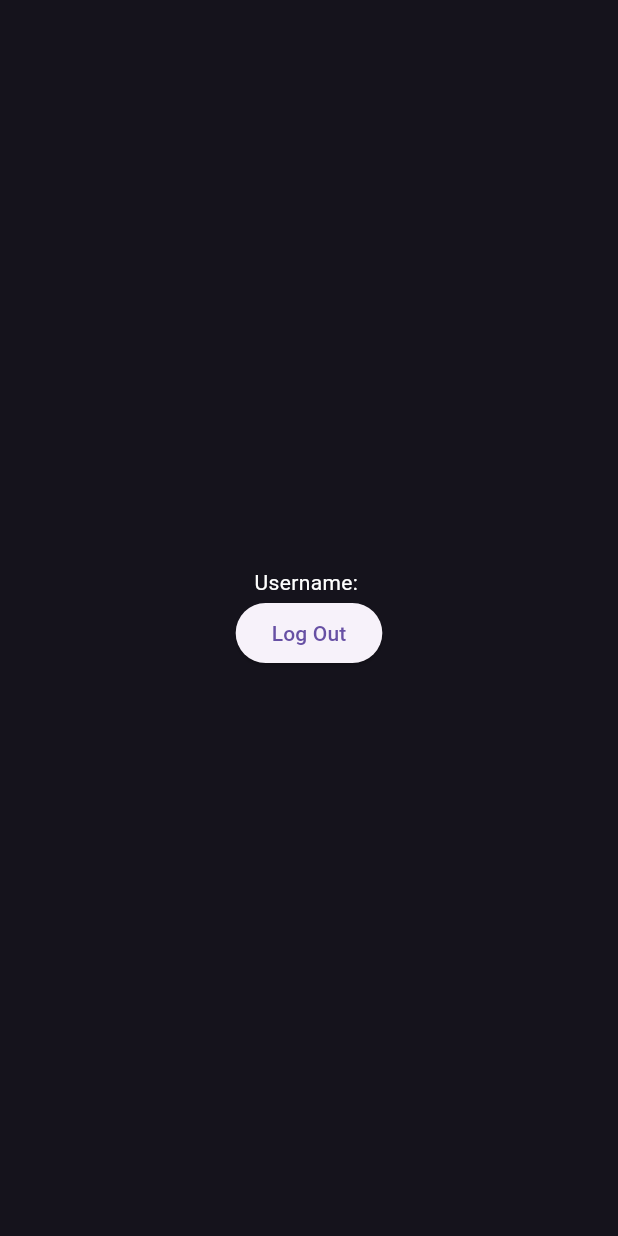
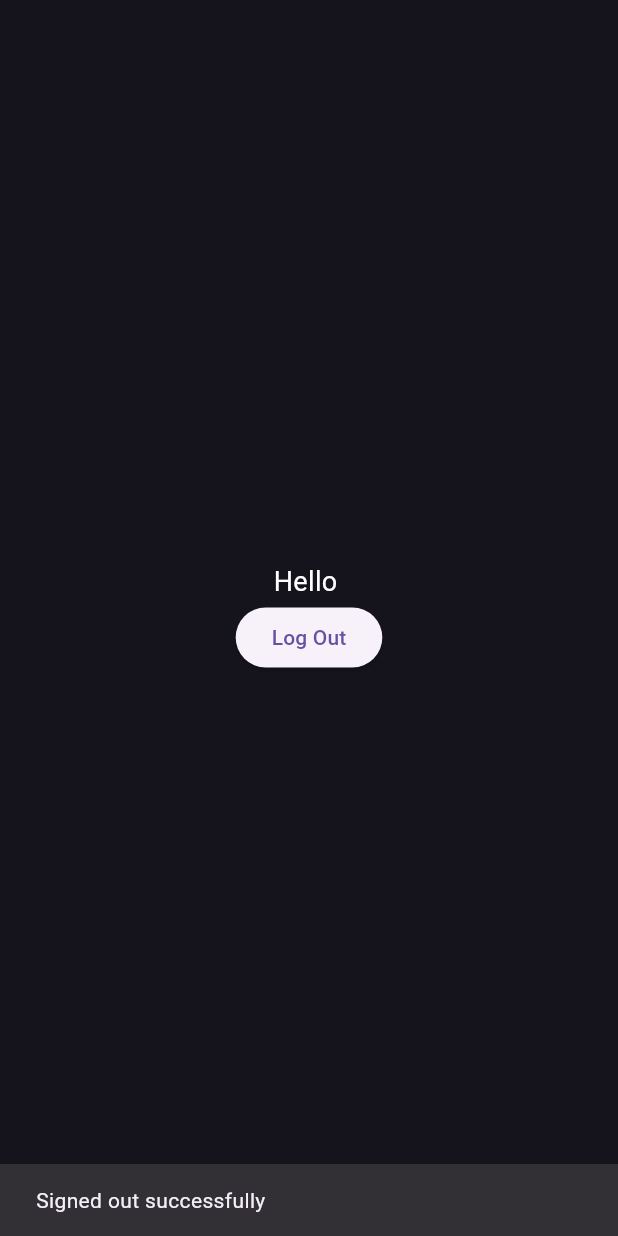
Before and after one commit to Sye0x/Step-Counter, a Flutter app: the screen it shows once a user with an empty profile is signed in, after a tap on "Log Out", on a phone screen of 412 x 824 dp. Run offline on Flutter 3.47's test engine with Material 3 defaults, Android fonts, the phone set to English and light mode, and no system bars; our stand-ins replace cloud_firestore, firebase_auth, firebase_core, flutter_screenutil, font_awesome_flutter, google_sign_in; accounts and stored records are empty; network calls fail.

```diff
--- a/lib/controller/getusername.dart
+++ b/lib/controller/getusername.dart
@@ -1,5 +1,6 @@
 import 'package:cloud_firestore/cloud_firestore.dart';
 import 'package:flutter/material.dart';
+import 'package:flutter_screenutil/flutter_screenutil.dart';
 
 class GetUsername extends StatelessWidget {
   const GetUsername({required this.userId, super.key});
@@ -19,23 +20,17 @@ class GetUsername extends StatelessWidget {
       builder: (context, snapshot) {
         if (snapshot.connectionState == ConnectionState.waiting) {
           return const CircularProgressIndicator();
-        } else if (snapshot.hasError) {
-          return Text('Error: ${snapshot.error}');
         } else if (snapshot.hasData) {
           final docs = snapshot.data!.docs;
 
-          if (docs.isEmpty) {
-            return const Text('No user found with this ID.');
-          } else {
-            // If you expect only one user document per uid, take the first
-            final userData = docs.first.data() as Map<String, dynamic>;
-            final username = userData['username'] ?? 'No username';
+          // If you expect only one user document per uid, take the first
+          final userData = docs.first.data() as Map<String, dynamic>;
+          final username = userData['username'] ?? 'No username';
 
-            return Text(
-              'Username: $username',
-              style: TextStyle(color: Colors.white),
-            );
-          }
+          return Text(
+            'Hello $username',
+            style: TextStyle(color: Colors.white, fontSize: 20.sp),
+          );
         } else {
           return const Text('No data available');
         }
--- a/lib/widget/pages/mainpage/mainpage.dart
+++ b/lib/widget/pages/mainpage/mainpage.dart
@@ -1,6 +1,7 @@
 import "package:cloud_firestore/cloud_firestore.dart";
 import "package:firebase_auth/firebase_auth.dart";
 import "package:flutter/material.dart";
+import "package:google_sign_in/google_sign_in.dart";
 import "package:step_counter/controller/getusername.dart";
 import "package:step_counter/widget/pages/login/login.dart";
 
@@ -30,6 +31,29 @@ class _MainPage extends State<MainPage> {
     super.initState();
   }
 
+  Future<void> signOut() async {
+    try {
+      // Sign out from Firebase Auth
+      await FirebaseAuth.instance.signOut();
+
+      // Sign out from Google Sign-In to clear cached account
+      final GoogleSignIn googleSignIn = GoogleSignIn();
+      await googleSignIn.signOut();
+
+      if (mounted) {
+        ScaffoldMessenger.of(context).showSnackBar(
+          const SnackBar(content: Text('Signed out successfully')),
+        );
+      }
+    } catch (e) {
+      if (mounted) {
+        ScaffoldMessenger.of(context).showSnackBar(
+          SnackBar(content: Text('Sign out failed: ${e.toString()}')),
+        );
+      }
+    }
+  }
+
   @override
   Widget build(BuildContext context) {
     return Scaffold(
@@ -40,12 +64,7 @@ class _MainPage extends State<MainPage> {
             crossAxisAlignment: CrossAxisAlignment.center,
             children: [
               GetUsername(userId: FirebaseAuth.instance.currentUser!.uid),
-              ElevatedButton(
-                onPressed: () {
-                  FirebaseAuth.instance.signOut();
-                },
-                child: Text("Log Out"),
-              ),
+              ElevatedButton(onPressed: signOut, child: Text("Log Out")),
             ],
           ),
         ),
--- a/pubspec.yaml
+++ b/pubspec.yaml
@@ -39,6 +39,7 @@ dependencies:
   firebase_auth: ^5.5.4
   firebase_core: ^3.13.1
   cloud_firestore: ^5.6.11
+  google_sign_in: ^6.2.1
 
 dev_dependencies:
   flutter_test:
```
Also changed, not shown: lib/widget/pages/login/login.dart (+76 -1 lines), pubspec.lock, 4 other files.
